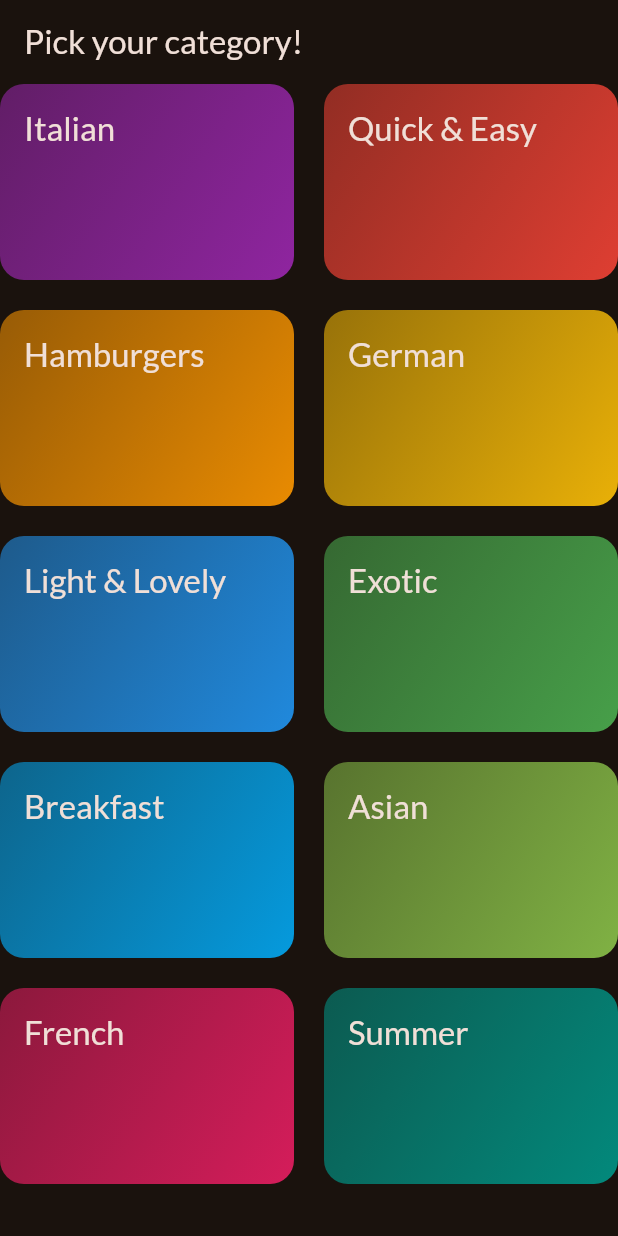
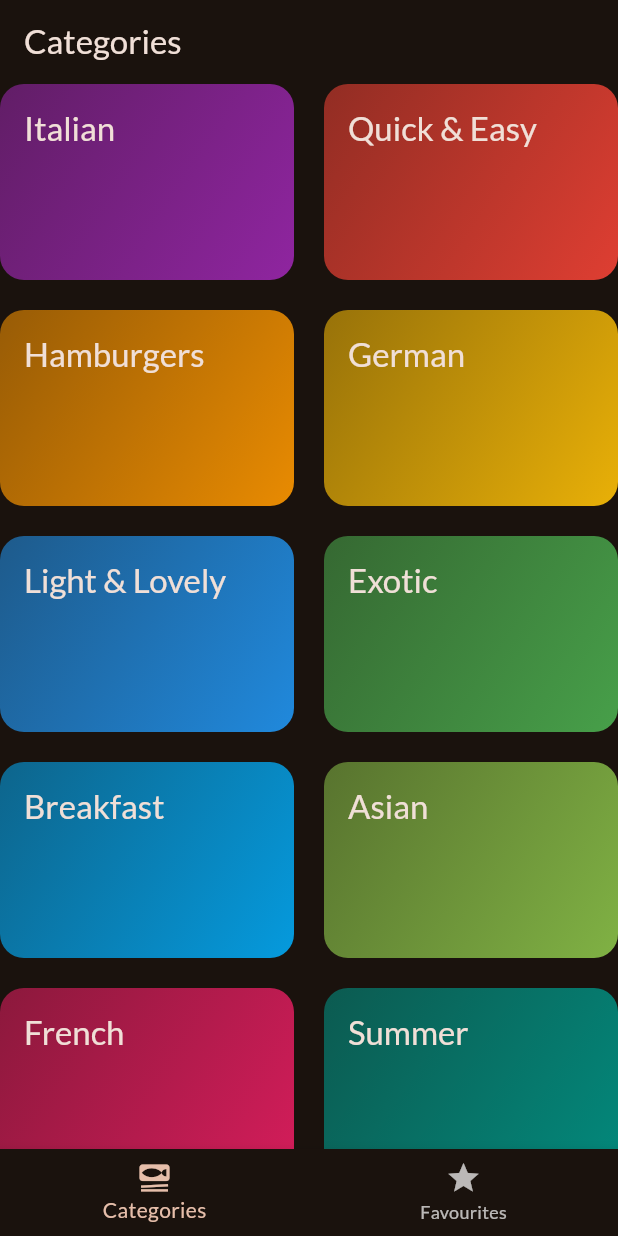
Before and after one commit to darkCoder001/Meals, a Flutter app: the screen it shows after launch, on a phone screen of 412 x 824 dp. Run offline on Flutter 3.47's test engine with Material 2 defaults, Android fonts, the phone set to English and light mode, and no system bars; our stand-ins replace google_fonts, transparent_image.

```diff
--- a/lib/main.dart
+++ b/lib/main.dart
@@ -4,6 +4,7 @@ import 'package:google_fonts/google_fonts.dart';
 import 'package:meals/data/dummy_data.dart';
 import 'package:meals/screens/categories.dart';
 import 'package:meals/screens/meals.dart';
+import 'package:meals/screens/tabs.dart';
 
 final theme = ThemeData(
   useMaterial3: true,
@@ -25,7 +26,7 @@ class App extends StatelessWidget {
   Widget build(BuildContext context) {
     return MaterialApp(
       theme: theme,
-      home: const CategoriesScreen()// Todo ...,
+      home: const TabsScreen()// Todo ...,
     );
   }
 }
--- a/lib/screens/categories.dart
+++ b/lib/screens/categories.dart
@@ -17,11 +17,7 @@ class CategoriesScreen extends StatelessWidget {
 
   @override
   Widget build(BuildContext context) {
-    return Scaffold(
-      appBar: AppBar(
-        title: Text("Pick your category!"),
-      ),
-      body: GridView(
+    return  GridView(
         gridDelegate: const SliverGridDelegateWithFixedCrossAxisCount(
           crossAxisCount: 2,
           childAspectRatio: 3 / 2,
@@ -33,7 +29,7 @@ class CategoriesScreen extends StatelessWidget {
             CategoryGridItem(category: category, onSelectCategory: () {
               _selectCategory(context, category);
             },)
-      ]),
+      ],
     );
   }
 }
--- a/lib/screens/meals.dart
+++ b/lib/screens/meals.dart
@@ -6,9 +6,9 @@ import 'package:meals/screens/mealdetails.dart';
 import 'package:meals/widgets/meal_item.dart';
 
 class MealsScreen extends StatelessWidget {
-  const MealsScreen({super.key, required this.meals, required this.title});
+  const MealsScreen({super.key, required this.meals, this.title});
 
-  final String title;
+  final String? title;
   final List<Meal> meals;
 
   void selectMeal(Meal meal, BuildContext context){
@@ -44,10 +44,14 @@ class MealsScreen extends StatelessWidget {
       );
     }
 
+    if(title==null){
+      return content;
+    }
+
     return Scaffold(
       appBar: AppBar(
         title: Text(
-          title
+          title!
         ),
       ),
       body: content,
--- /dev/null
+++ b/lib/screens/tabs.dart
@@ -0,0 +1,57 @@
+import 'package:flutter/material.dart';
+import 'package:flutter/src/widgets/framework.dart';
+import 'package:flutter/src/widgets/placeholder.dart';
+import 'package:meals/screens/categories.dart';
+import 'package:meals/screens/meals.dart';
+
+class TabsScreen extends StatefulWidget {
+  const TabsScreen({super.key});
+
+  @override
+  State<TabsScreen> createState() => _TabsScreenState();
+}
+
+class _TabsScreenState extends State<TabsScreen> {
+
+ int selectedPageIndex = 0;
+
+ void _selectPage(int index){
+  setState(() {
+    selectedPageIndex = index;
+  });
+ }
+
+  @override
+  Widget build(BuildContext context) {
+
+    Widget activePage=CategoriesScreen();
+    var activePageTitle="Categories";
+
+    if(selectedPageIndex == 1){
+      activePage=MealsScreen(meals: []);
+      activePageTitle="Your Favourites";
+    }
+
+
+    return Scaffold(
+      appBar: AppBar(
+        title: Text(activePageTitle),
+      ),
+      body: activePage,
+      bottomNavigationBar: BottomNavigationBar(
+        onTap: _selectPage,
+        currentIndex: selectedPageIndex,
+        items: const [
+          BottomNavigationBarItem(
+            icon: Icon(Icons.set_meal),
+            label: "Categories",
+            ),
+             BottomNavigationBarItem(
+            icon: Icon(Icons.star),
+            label: "Favourites",
+            )
+        ],
+      ),
+    );
+  }
+}
```
